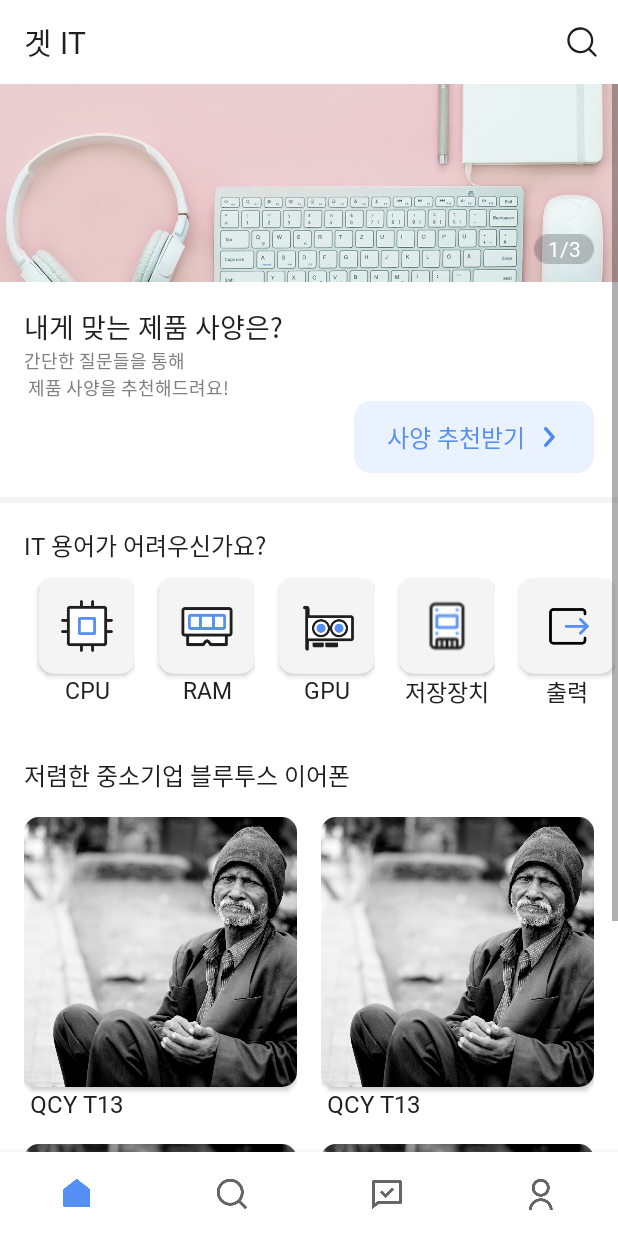
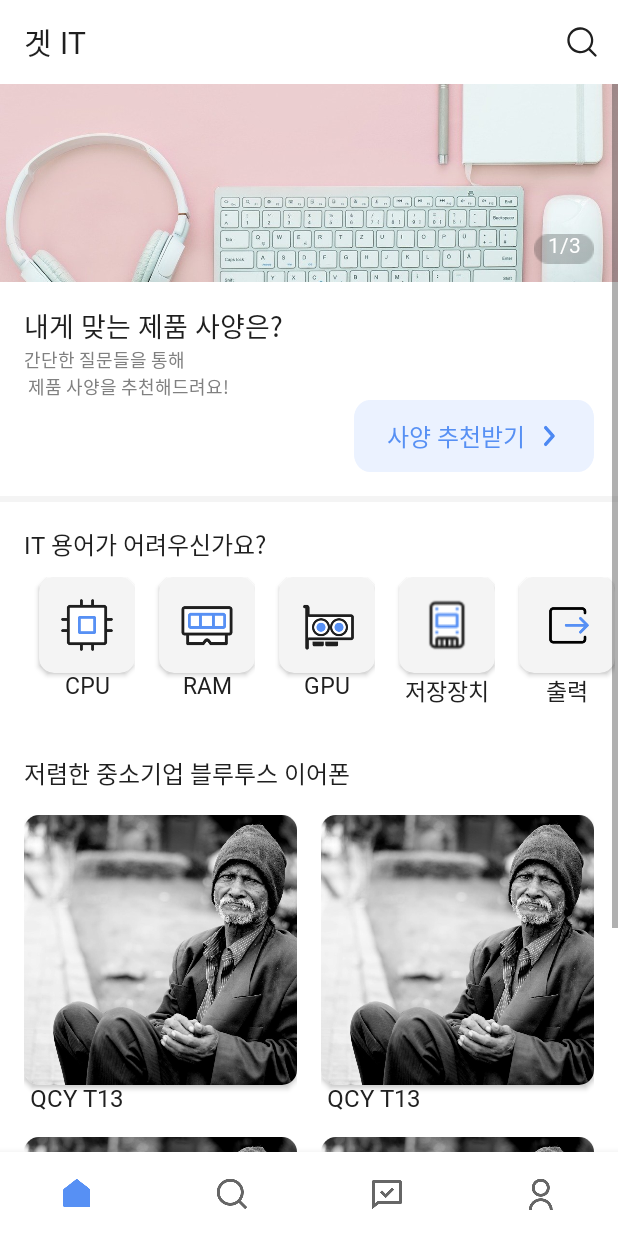
Before and after one commit to UMC-GetIT/GetIT-android, an Android app: the screen it shows after launch (MainActivity), after a tap on "임시 메인화면 넘어가기", on a phone screen of 412 x 824 dp. Run offline under Robolectric (Android 15) with nearby library versions, the phone set to English and light mode, and no system bars; our stand-ins replace navigation-ui.

Commit message:
[STYLE] 폰트 공백 제거

```diff
--- a/GetIT/app/src/main/res/values/font_style.xml
+++ b/GetIT/app/src/main/res/values/font_style.xml
@@ -3,21 +3,26 @@
 
     <style name="customTextViewFontStyle" parent="@android:style/Widget.DeviceDefault.TextView">
         <item name="android:fontFamily">@font/notosanskr_regular</item>
+        <item name="android:includeFontPadding">false</item>
     </style>
 
     <style name="customButtonFontStyle" parent="@android:style/Widget.DeviceDefault.Button.Borderless">
         <item name="android:fontFamily">@font/notosanskr_regular</item>
+        <item name="android:includeFontPadding">false</item>
     </style>
 
     <style name="customEditTextFontStyle" parent="@android:style/Widget.DeviceDefault.EditText">
         <item name="android:fontFamily">@font/notosanskr_regular</item>
+        <item name="android:includeFontPadding">false</item>
     </style>
 
     <style name="customRadioButtonFontStyle" parent="@android:style/Widget.DeviceDefault.CompoundButton.RadioButton">
         <item name="android:fontFamily">@font/notosanskr_regular</item>
+        <item name="android:includeFontPadding">false</item>
     </style>
 
     <style name="customCheckboxFontStyle" parent="@android:style/Widget.DeviceDefault.CompoundButton.CheckBox">
         <item name="android:fontFamily">@font/notosanskr_regular</item>
+        <item name="android:includeFontPadding">false</item>
     </style>
 </resources>
```
